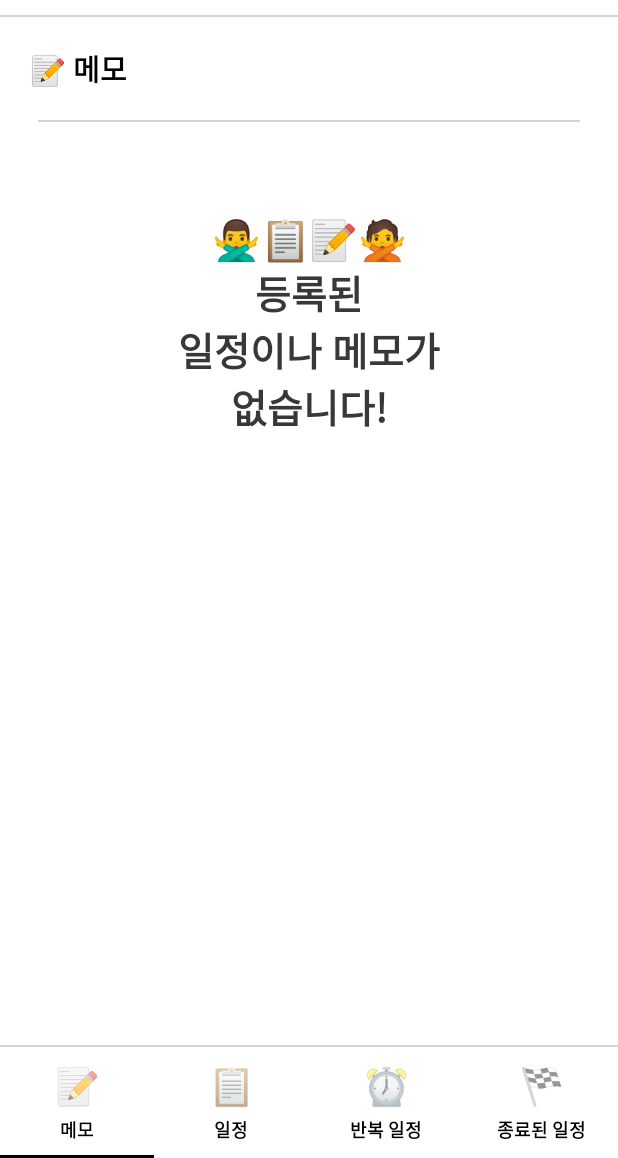
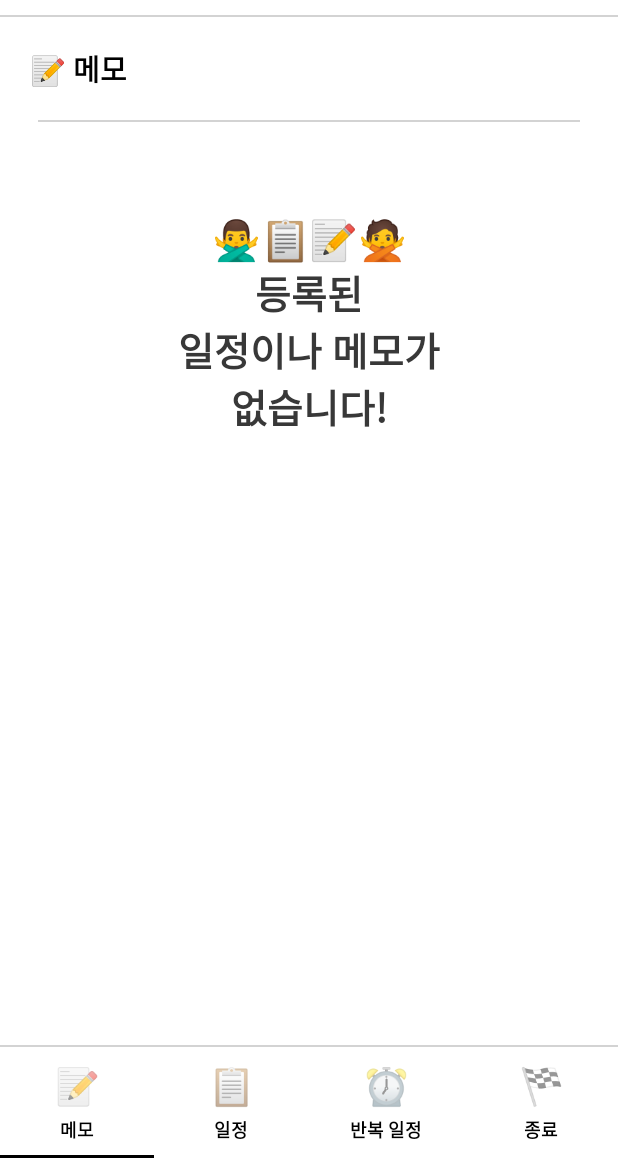
Before and after one commit to kimyunseok/android_alamemo, an Android app: the screen it shows after launch (MainActivity), on a phone screen of 412 x 824 dp, the part 78-1236 px from its top. Run offline under Robolectric (Android 15) with nearby library versions, the phone set to English and light mode, and no system bars; our stand-ins replace Room's generated code, data binding.

Commit message:
fix. 종료된 일정 -> 종료 로 텍스트 수정
- 메모도 종료시킬 수 있으므로 일정이란 단어 삭제

```diff
--- a/Alamemo/app/src/main/res/values/strings.xml
+++ b/Alamemo/app/src/main/res/values/strings.xml
@@ -24,7 +24,7 @@
     <string name="memo">메모</string>
     <string name="today_schedule">일정</string>
     <string name="repeat_schedule">반복 일정</string>
-    <string name="finish_schedule">종료된 일정</string>
+    <string name="finish_schedule">종료</string>
 
     <!-- AddFragment -->
     <string name="show_dialog">달력으로 보기(날짜)</string>
```
